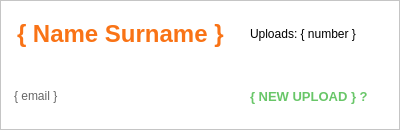
First picture: the form in useritem.ui, repository Ph4sm4/FinelogApp, before the edit.
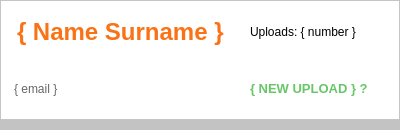
Second picture: the form after the edit.

Commit message: admin panel -> user protocol inspection

```diff
--- a/useritem.ui
+++ b/useritem.ui
@@ -19,6 +19,12 @@
   <property name="windowTitle">
    <string>Form</string>
   </property>
+  <property name="styleSheet">
+   <string notr="true">#UserItem {
+background: rgb(195, 195, 195);
+padding-bottom: 3px;
+}</string>
+  </property>
   <layout class="QVBoxLayout" name="verticalLayout_5">
    <property name="spacing">
     <number>0</number>
@@ -33,7 +39,7 @@
     <number>0</number>
    </property>
    <property name="bottomMargin">
-    <number>0</number>
+    <number>10</number>
    </property>
    <item>
     <widget class="QFrame" name="frame">
```
The commit also changes 6 other files.
